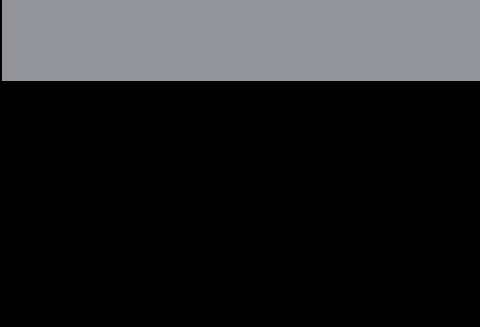
First picture: the form in genetic_algoirthm/mainwindow.ui, repository slip-slap/qt, before the edit; both pictures show x 180 to 660 and y 360 to 687 of the 800 by 687 pixel window.
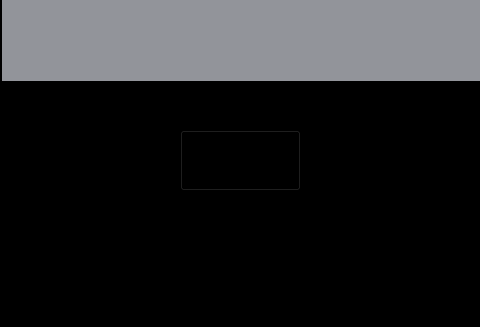
Second picture: the form after the edit. Custom widgets are drawn as their Qt base class.

The edit to the form file:
```diff
--- a/genetic_algoirthm/mainwindow.ui
+++ b/genetic_algoirthm/mainwindow.ui
@@ -42,6 +42,19 @@
      <string notr="true">background-color: rgb(146, 148, 154);</string>
     </property>
    </widget>
+   <widget class="QPushButton" name="pushButton">
+    <property name="geometry">
+     <rect>
+      <x>360</x>
+      <y>490</y>
+      <width>121</width>
+      <height>61</height>
+     </rect>
+    </property>
+    <property name="text">
+     <string>Evolution</string>
+    </property>
+   </widget>
   </widget>
   <widget class="QMenuBar" name="menubar">
    <property name="geometry">
```
